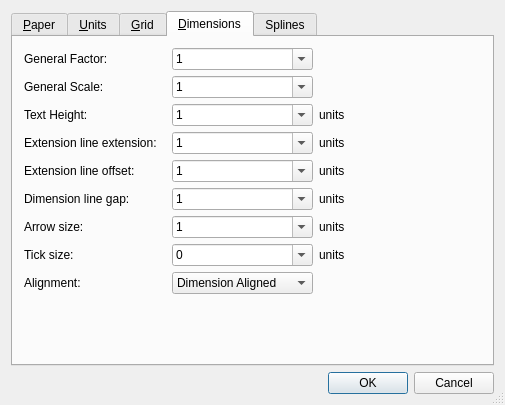
The window that librecad/src/ui/forms/qg_dlgoptionsdrawing.ui (LibreCAD/LibreCAD) describes before a commit, drawn with Qt 5.
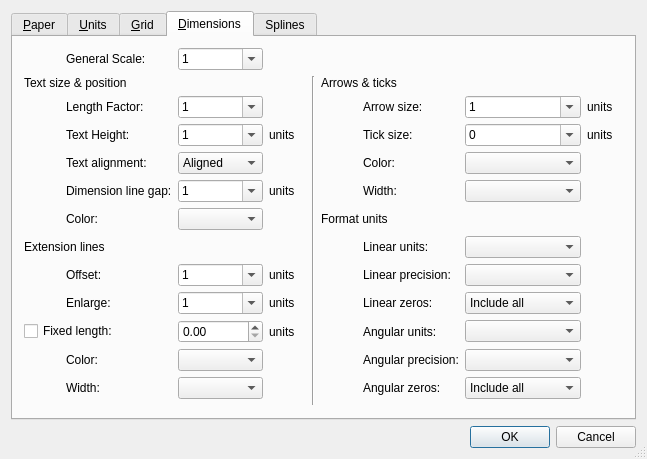
The same window after the commit. Custom widgets are drawn as their Qt base class.

Commit message: WIP: add more options for dimensions, lw ready

What changed in the file:
```diff
--- a/librecad/src/ui/forms/qg_dlgoptionsdrawing.ui
+++ b/librecad/src/ui/forms/qg_dlgoptionsdrawing.ui
@@ -6,8 +6,8 @@
    <rect>
     <x>0</x>
     <y>0</y>
-    <width>505</width>
-    <height>405</height>
+    <width>647</width>
+    <height>457</height>
    </rect>
   </property>
   <property name="windowTitle">
@@ -702,17 +702,100 @@
        <string>&amp;Dimensions</string>
       </attribute>
       <layout class="QGridLayout" name="gridLayout">
-       <item row="0" column="0">
+       <item row="14" column="5">
+        <spacer name="spacer11_2_2">
+         <property name="orientation">
+          <enum>Qt::Vertical</enum>
+         </property>
+         <property name="sizeType">
+          <enum>QSizePolicy::Expanding</enum>
+         </property>
+         <property name="sizeHint" stdset="0">
+          <size>
+           <width>20</width>
+           <height>30</height>
+          </size>
+         </property>
+        </spacer>
+       </item>
+       <item row="3" column="8">
+        <widget class="QLabel" name="lDimUnit6">
+         <property name="text">
+          <string>units</string>
+         </property>
+         <property name="wordWrap">
+          <bool>false</bool>
+         </property>
+        </widget>
+       </item>
+       <item row="2" column="8">
+        <widget class="QLabel" name="lDimUnit5">
+         <property name="text">
+          <string>units</string>
+         </property>
+         <property name="wordWrap">
+          <bool>false</bool>
+         </property>
+        </widget>
+       </item>
+       <item row="7" column="6">
+        <widget class="QLabel" name="lDimLUnit">
+         <property name="text">
+          <string>Linear units:</string>
+         </property>
+         <property name="textFormat">
+          <enum>Qt::PlainText</enum>
+         </property>
+         <property name="wordWrap">
+          <bool>false</bool>
+         </property>
+         <property name="buddy">
+          <cstring>cbLengthFormat</cstring>
+         </property>
+        </widget>
+       </item>
+       <item row="6" column="1">
+        <widget class="QLabel" name="lDimClrT">
+         <property name="text">
+          <string>Color:</string>
+         </property>
+        </widget>
+       </item>
+       <item row="12" column="7">
+        <widget class="QComboBox" name="cbDimAZin">
+         <item>
+          <property name="text">
+           <string>Include all</string>
+          </property>
+         </item>
+         <item>
+          <property name="text">
+           <string>supress leading</string>
+          </property>
+         </item>
+         <item>
+          <property name="text">
+           <string>supress trailing</string>
+          </property>
+         </item>
+         <item>
+          <property name="text">
+           <string>supress all</string>
+          </property>
+         </item>
+        </widget>
+       </item>
+       <item row="2" column="1">
         <widget class="QLabel" name="lDimFactor">
          <property name="text">
-          <string>General Factor:</string>
+          <string>Length Factor:</string>
          </property>
          <property name="wordWrap">
           <bool>false</bool>
          </property>
         </widget>
        </item>
-       <item row="0" column="1">
+       <item row="2" column="2">
         <widget class="QComboBox" name="cbDimFactor">
          <property name="toolTip">
           <string>&lt;html&gt;&lt;head/&gt;&lt;body&gt;&lt;p&gt;Scale to multiply all dimension values.&lt;/p&gt;&lt;/body&gt;&lt;/html&gt;</string>
@@ -790,65 +873,59 @@
          </item>
         </widget>
        </item>
-       <item row="1" column="0">
-        <widget class="QLabel" name="lDimScale">
+       <item row="3" column="6">
+        <widget class="QLabel" name="lDimTsz">
          <property name="text">
-          <string>General Scale:</string>
+          <string>Tick size:</string>
          </property>
          <property name="wordWrap">
           <bool>false</bool>
          </property>
         </widget>
        </item>
-       <item row="1" column="1">
-        <widget class="QComboBox" name="cbDimScale">
-         <property name="toolTip">
-          <string>&lt;html&gt;&lt;head/&gt;&lt;body&gt;&lt;p&gt;Scale to multiply all dimension geometries.&lt;/p&gt;&lt;/body&gt;&lt;/html&gt;</string>
+       <item row="3" column="3">
+        <widget class="QLabel" name="lDimUnit1">
+         <property name="text">
+          <string>units</string>
          </property>
-         <property name="editable">
-          <bool>true</bool>
+         <property name="wordWrap">
+          <bool>false</bool>
          </property>
-         <property name="currentIndex">
-          <number>3</number>
+        </widget>
+       </item>
+       <item row="14" column="0">
+        <spacer name="spacer11">
+         <property name="orientation">
+          <enum>Qt::Vertical</enum>
          </property>
-         <item>
-          <property name="text">
-           <string notr="true">0.1</string>
-          </property>
-         </item>
-         <item>
-          <property name="text">
-           <string notr="true">0.2</string>
-          </property>
-         </item>
-         <item>
-          <property name="text">
-           <string notr="true">0.5</string>
-          </property>
-         </item>
-         <item>
-          <property name="text">
-           <string notr="true">1</string>
-          </property>
-         </item>
-         <item>
-          <property name="text">
-           <string notr="true">2</string>
-          </property>
-         </item>
-         <item>
-          <property name="text">
-           <string notr="true">5</string>
-          </property>
-         </item>
-         <item>
-          <property name="text">
-           <string notr="true">10</string>
-          </property>
-         </item>
+         <property name="sizeType">
+          <enum>QSizePolicy::Expanding</enum>
+         </property>
+         <property name="sizeHint" stdset="0">
+          <size>
+           <width>20</width>
+           <height>30</height>
+          </size>
+         </property>
+        </spacer>
+       </item>
+       <item row="5" column="7">
+        <widget class="QG_WidthBox" name="cbDimLwD"/>
+       </item>
+       <item row="10" column="6">
+        <widget class="QLabel" name="lDimAUnit">
+         <property name="text">
+          <string>Angular units:</string>
+         </property>
+         <property name="wordWrap">
+          <bool>false</bool>
+         </property>
+         <property name="buddy">
+          <cstring>cbAngleFormat</cstring>
+         </property>
         </widget>
        </item>
-       <item row="2" column="0">
+       <item row="3" column="1">
         <widget class="QLabel" name="lDimTextHeight">
          <property name="text">
           <string>Text Height:</string>
@@ -858,7 +935,141 @@
          </property>
         </widget>
        </item>
-       <item row="2" column="1">
+       <item row="9" column="6">
+        <widget class="QLabel" name="lDimZin">
+         <property name="text">
+          <string>Linear zeros:</string>
+         </property>
+        </widget>
+       </item>
+       <item row="3" column="7">
+        <widget class="QComboBox" name="cbDimTsz">
+         <property name="toolTip">
+          <string>&lt;html&gt;&lt;head/&gt;&lt;body&gt;&lt;p&gt;Dimension Tick size. Set it to 0 will disable the dimension tick. Dimension arrow won't be drawn when dimension tick is enabled.&lt;/p&gt;&lt;/body&gt;&lt;/html&gt;</string>
+         </property>
+         <property name="editable">
+          <bool>true</bool>
+         </property>
+         <item>
+          <property name="text">
+           <string notr="true">0</string>
+          </property>
+         </item>
+         <item>
+          <property name="text">
+           <string notr="true">1</string>
+          </property>
+         </item>
+         <item>
+          <property name="text">
+           <string notr="true">2</string>
+          </property>
+         </item>
+         <item>
+          <property name="text">
+           <string notr="true">5</string>
+          </property>
+         </item>
+        </widget>
+       </item>
+       <item row="6" column="5" colspan="3">
+        <widget class="QLabel" name="label_4">
+         <property name="text">
+          <string>Format units</string>
+         </property>
+        </widget>
+       </item>
+       <item row="5" column="2">
+        <widget class="QComboBox" name="cbDimGap">
+         <property name="toolTip">
+          <string>&lt;html&gt;&lt;head/&gt;&lt;body&gt;&lt;p&gt;Distance gap around text&lt;/p&gt;&lt;/body&gt;&lt;/html&gt;</string>
+         </property>
+         <property name="editable">
+          <bool>true</bool>
+         </property>
+         <item>
+          <property name="text">
+           <string notr="true">1</string>
+          </property>
+         </item>
+         <item>
+          <property name="text">
+           <string notr="true">2</string>
+          </property>
+         </item>
+         <item>
+          <property name="text">
+           <string notr="true">5</string>
+          </property>
+         </item>
+        </widget>
+       </item>
+       <item row="0" column="2">
+        <widget class="QComboBox" name="cbDimScale">
+         <property name="toolTip">
+          <string>&lt;html&gt;&lt;head/&gt;&lt;body&gt;&lt;p&gt;Scale to multiply all dimension geometries.&lt;/p&gt;&lt;/body&gt;&lt;/html&gt;</string>
+         </property>
+         <property name="editable">
+          <bool>true</bool>
+         </property>
+         <property name="currentIndex">
+          <number>3</number>
+         </property>
+         <item>
+          <property name="text">
+           <string notr="true">0.1</string>
+          </property>
+         </item>
+         <item>
+          <property name="text">
+           <string notr="true">0.2</string>
+          </property>
+         </item>
+         <item>
+          <property name="text">
+           <string notr="true">0.5</string>
+          </property>
+         </item>
+         <item>
+          <property name="text">
+           <string notr="true">1</string>
+          </property>
+         </item>
+         <item>
+          <property name="text">
+           <string notr="true">2</string>
+          </property>
+         </item>
+         <item>
+          <property name="text">
+           <string notr="true">5</string>
+          </property>
+         </item>
+         <item>
+          <property name="text">
+           <string notr="true">10</string>
+          </property>
+         </item>
+        </widget>
+       </item>
+       <item row="1" column="0" colspan="3">
+        <widget class="QLabel" name="label_2">
+         <property name="text">
+          <string>Text size &amp; position</string>
+         </property>
+        </widget>
+       </item>
+       <item row="0" column="1">
+        <widget class="QLabel" name="lDimScale">
+         <property name="text">
+          <string>General Scale:</string>
+         </property>
+         <property name="wordWrap">
+          <bool>false</bool>
+         </property>
+        </widget>
+       </item>
+       <item row="3" column="2">
         <widget class="QComboBox" name="cbDimTextHeight">
          <property name="editable">
           <bool>true</bool>
@@ -880,27 +1091,13 @@
          </item>
         </widget>
        </item>
-       <item row="2" column="2">
-        <widget class="QLabel" name="lDimUnit1">
-         <property name="text">
-          <string>units</string>
-         </property>
-         <property name="wordWrap">
-          <bool>false</bool>
-         </property>
-        </widget>
+       <item row="8" column="7">
+        <widget class="QComboBox" name="cbDimDec"/>
        </item>
-       <item row="3" column="0">
-        <widget class="QLabel" name="lDimExe">
-         <property name="text">
-          <string>Extension line extension:</string>
-         </property>
-         <property name="wordWrap">
-          <bool>false</bool>
-         </property>
-        </widget>
+       <item row="4" column="7">
+        <widget class="QG_ColorBox" name="cbDimClrD"/>
        </item>
-       <item row="3" column="1">
+       <item row="9" column="2">
         <widget class="QComboBox" name="cbDimExe">
          <property name="editable">
           <bool>true</bool>
@@ -922,28 +1119,11 @@
          </item>
         </widget>
        </item>
-       <item row="3" column="2">
-        <widget class="QLabel" name="lDimUnit2">
-         <property name="text">
-          <string>units</string>
+       <item row="2" column="7">
+        <widget class="QComboBox" name="cbDimAsz">
+         <property name="toolTip">
+          <string>&lt;html&gt;&lt;head/&gt;&lt;body&gt;&lt;p&gt;Dimension arrow size. &lt;a name=&quot;result_box&quot;/&gt;without effect when tick size &lt;a name=&quot;result_box&quot;/&gt;is other than 0&lt;/p&gt;&lt;/body&gt;&lt;/html&gt;</string>
          </property>
-         <property name="wordWrap">
-          <bool>false</bool>
-         </property>
-        </widget>
-       </item>
-       <item row="4" column="0">
-        <widget class="QLabel" name="lDimExo">
-         <property name="text">
-          <string>Extension line offset:</string>
-         </property>
-         <property name="wordWrap">
-          <bool>false</bool>
-         </property>
-        </widget>
-       </item>
-       <item row="4" column="1">
-        <widget class="QComboBox" name="cbDimExo">
          <property name="editable">
           <bool>true</bool>
          </property>
@@ -964,59 +1144,23 @@
          </item>
         </widget>
        </item>
-       <item row="4" column="2">
-        <widget class="QLabel" name="lDimUnit3">
-         <property name="text">
-          <string>units</string>
+       <item row="14" column="1">
+        <spacer name="spacer11_2">
+         <property name="orientation">
+          <enum>Qt::Vertical</enum>
          </property>
-         <property name="wordWrap">
-          <bool>false</bool>
+         <property name="sizeType">
+          <enum>QSizePolicy::Expanding</enum>
          </property>
-        </widget>
-       </item>
-       <item row="5" column="0">
-        <widget class="QLabel" name="lDimGap">
-         <property name="text">
-          <string>Dimension line gap:</string>
+         <property name="sizeHint" stdset="0">
+          <size>
+           <width>20</width>
+           <height>40</height>
+          </size>
          </property>
-         <property name="wordWrap">
-          <bool>false</bool>
-         </property>
-        </widget>
+        </spacer>
        </item>
-       <item row="5" column="1">
-        <widget class="QComboBox" name="cbDimGap">
-         <property name="editable">
-          <bool>true</bool>
-         </property>
-         <item>
-          <property name="text">
-           <string notr="true">1</string>
-          </property>
-         </item>
-         <item>
-          <property name="text">
-           <string notr="true">2</string>
-          </property>
-         </item>
-         <item>
-          <property name="text">
-           <string notr="true">5</string>
-          </property>
-         </item>
-        </widget>
-       </item>
-       <item row="5" column="2">
-        <widget class="QLabel" name="lDimUnit4">
-         <property name="text">
-          <string>units</string>
-         </property>
-         <property name="wordWrap">
-          <bool>false</bool>
-         </property>
-        </widget>
-       </item>
-       <item row="6" column="0">
+       <item row="2" column="6">
         <widget class="QLabel" name="lDimAsz">
          <property name="text">
           <string>Arrow size:</string>
@@ -1026,30 +1170,21 @@
          </property>
         </widget>
        </item>
-       <item row="6" column="1">
-        <widget class="QComboBox" name="cbDimAsz">
-         <property name="editable">
-          <bool>true</bool>
+       <item row="11" column="7">
+        <widget class="QComboBox" name="cbDimAPrec"/>
+       </item>
+       <item row="5" column="6">
+        <widget class="QLabel" name="lDimLwD">
+         <property name="text">
+          <string>Width:</string>
          </property>
-         <item>
-          <property name="text">
-           <string notr="true">1</string>
-          </property>
-         </item>
-         <item>
-          <property name="text">
-           <string notr="true">2</string>
-          </property>
-         </item>
-         <item>
-          <property name="text">
-           <string notr="true">5</string>
-          </property>
-         </item>
         </widget>
        </item>
-       <item row="6" column="2">
-        <widget class="QLabel" name="lDimUnit5">
+       <item row="10" column="7">
+        <widget class="QComboBox" name="cbDimAUnit"/>
+       </item>
+       <item row="5" column="3">
+        <widget class="QLabel" name="lDimUnit4">
          <property name="text">
           <string>units</string>
          </property>
@@ -1058,60 +1193,41 @@
          </property>
         </widget>
        </item>
-       <item row="7" column="0">
-        <widget class="QLabel" name="lDimTsz">
+       <item row="1" column="5" colspan="3">
+        <widget class="QLabel" name="label">
          <property name="text">
-          <string>Tick size:</string>
+          <string>Arrows &amp; ticks</string>
          </property>
-         <property name="wordWrap">
-          <bool>false</bool>
+        </widget>
+       </item>
+       <item row="12" column="6">
+        <widget class="QLabel" name="lDimAZin">
+         <property name="text">
+          <string>Angular zeros:</string>
          </property>
         </widget>
        </item>
-       <item row="7" column="1">
-        <widget class="QComboBox" name="cbDimTsz">
-         <property name="toolTip">
-          <string>&lt;html&gt;&lt;head/&gt;&lt;body&gt;&lt;p&gt;Dimension Tick size. Set it to 0 will disable the dimension tick. Dimension arrow won't be drawn when dimension tick is enabled.&lt;/p&gt;&lt;/body&gt;&lt;/html&gt;</string>
+       <item row="4" column="6">
+        <widget class="QLabel" name="lDimClrD">
+         <property name="text">
+          <string>Color:</string>
          </property>
-         <property name="editable">
-          <bool>true</bool>
-         </property>
-         <item>
-          <property name="text">
-           <string notr="true">0</string>
-          </property>
-         </item>
-         <item>
-          <property name="text">
-           <string notr="true">1</string>
-          </property>
-         </item>
-         <item>
-          <property name="text">
-           <string notr="true">2</string>
-          </property>
-         </item>
-         <item>
-          <property name="text">
-           <string notr="true">5</string>
-          </property>
-         </item>
         </widget>
        </item>
-       <item row="7" column="2">
-        <widget class="QLabel" name="lDimUnit6">
+       <item row="11" column="6">
+        <widget class="QLabel" name="lDimADec">
          <property name="text">
-          <string>units</string>
+          <string>Angular precision:</string>
          </property>
          <property name="wordWrap">
           <bool>false</bool>
          </property>
         </widget>
        </item>
-       <item row="8" column="0">
-        <widget class="QLabel" name="lDimTih">
+       <item row="9" column="1">
+        <widget class="QLabel" name="lDimExe">
          <property name="text">
-          <string>Alignment:</string>
+          <string>Enlarge:</string>
          </property>
          <property name="wordWrap">
           <bool>false</bool>
@@ -1119,6 +1235,38 @@
         </widget>
        </item>
        <item row="8" column="1">
+        <widget class="QLabel" name="lDimExo">
+         <property name="text">
+          <string>Offset:</string>
+         </property>
+         <property name="wordWrap">
+          <bool>false</bool>
+         </property>
+        </widget>
+       </item>
+       <item row="7" column="7">
+        <widget class="QComboBox" name="cbDimLUnit"/>
+       </item>
+       <item row="8" column="6">
+        <widget class="QLabel" name="lDimDec">
+         <property name="text">
+          <string>Linear precision:</string>
+         </property>
+         <property name="textFormat">
+          <enum>Qt::PlainText</enum>
+         </property>
+         <property name="wordWrap">
+          <bool>false</bool>
+         </property>
+         <property name="buddy">
+          <cstring>cbLengthPrecision</cstring>
+         </property>
+        </widget>
+       </item>
+       <item row="6" column="2">
+        <widget class="QG_ColorBox" name="cbDimClrT"/>
+       </item>
+       <item row="4" column="2">
         <widget class="QComboBox" name="cbDimTih">
          <property name="toolTip">
           <string>&lt;html&gt;&lt;head/&gt;&lt;body&gt;&lt;p&gt;Text alignment.&lt;/p&gt;&lt;/body&gt;&lt;/html&gt;</string>
@@ -1126,9 +1274,12 @@
          <property name="editable">
           <bool>false</bool>
          </property>
+         <property name="currentText">
+          <string>Aligned</string>
+         </property>
          <item>
           <property name="text">
-           <string>Dimension Aligned</string>
+           <string>Aligned</string>
           </property>
          </item>
          <item>
@@ -1138,53 +1289,172 @@
          </item>
         </widget>
        </item>
-       <item row="9" column="0">
-        <spacer name="spacer11">
-         <property name="orientation">
-          <enum>Qt::Vertical</enum>
-         </property>
-         <property name="sizeType">
-          <enum>QSizePolicy::Expanding</enum>
-         </property>
-         <property name="sizeHint" stdset="0">
-          <size>
-           <width>20</width>
-           <height>30</height>
-          </size>
-         </property>
-        </spacer>
-       </item>
-       <item row="9" column="1">
-        <spacer name="spacer11_2">
-         <property name="orientation">
-          <enum>Qt::Vertical</enum>
-         </property>
-         <property name="sizeType">
-          <enum>QSizePolicy::Expanding</enum>
-         </property>
-         <property name="sizeHint" stdset="0">
-          <size>
-           <width>20</width>
-           <height>40</height>
-          </size>
-         </property>
-        </spacer>
-       </item>
        <item row="9" column="3">
-        <spacer name="spacer11_2_2">
+        <widget class="QLabel" name="lDimUnit2">
+         <property name="text">
+          <string>units</string>
+         </property>
+         <property name="wordWrap">
+          <bool>false</bool>
+         </property>
+        </widget>
+       </item>
+       <item row="8" column="3">
+        <widget class="QLabel" name="lDimUnit3">
+         <property name="text">
+          <string>units</string>
+         </property>
+         <property name="wordWrap">
+          <bool>false</bool>
+         </property>
+        </widget>
+       </item>
+       <item row="9" column="7">
+        <widget class="QComboBox" name="cbDimZin">
+         <item>
+          <property name="text">
+           <string>Include all</string>
+          </property>
+         </item>
+         <item>
+          <property name="text">
+           <string>Supress in feet</string>
+          </property>
+         </item>
+         <item>
+          <property name="text">
+           <string>Supress in inch</string>
+          </property>
+         </item>
+         <item>
+          <property name="text">
+           <string>supress leading</string>
+          </property>
+         </item>
+         <item>
+          <property name="text">
+           <string>supress trailing</string>
+          </property>
+         </item>
+         <item>
+          <property name="text">
+           <string>supress all</string>
+          </property>
+         </item>
+        </widget>
+       </item>
+       <item row="1" column="4" rowspan="13">
+        <widget class="Line" name="line">
+         <property name="lineWidth">
+          <number>1</number>
+         </property>
          <property name="orientation">
           <enum>Qt::Vertical</enum>
          </property>
-         <property name="sizeType">
-          <enum>QSizePolicy::Expanding</enum>
+        </widget>
+       </item>
+       <item row="8" column="2">
+        <widget class="QComboBox" name="cbDimExo">
+         <property name="toolTip">
+          <string>&lt;html&gt;&lt;head/&gt;&lt;body&gt;&lt;p&gt;Offset from origin point.&lt;/p&gt;&lt;/body&gt;&lt;/html&gt;</string>
          </property>
-         <property name="sizeHint" stdset="0">
-          <size>
-           <width>20</width>
-           <height>30</height>
-          </size>
+         <property name="editable">
+          <bool>true</bool>
          </property>
-        </spacer>
+         <item>
+          <property name="text">
+           <string notr="true">1</string>
+          </property>
+         </item>
+         <item>
+          <property name="text">
+           <string notr="true">2</string>
+          </property>
+         </item>
+         <item>
+          <property name="text">
+           <string notr="true">5</string>
+          </property>
+         </item>
+        </widget>
+       </item>
+       <item row="10" column="3">
+        <widget class="QLabel" name="lDimUnit7">
+         <property name="text">
+          <string>units</string>
+         </property>
+        </widget>
+       </item>
+       <item row="4" column="1">
+        <widget class="QLabel" name="lDimTih">
+         <property name="text">
+          <string>Text alignment:</string>
+         </property>
+         <property name="wordWrap">
+          <bool>false</bool>
+         </property>
+        </widget>
+       </item>
+       <item row="5" column="1">
+        <widget class="QLabel" name="lDimGap">
+         <property name="text">
+          <string>Dimension line gap:</string>
+         </property>
+         <property name="wordWrap">
+          <bool>false</bool>
+         </property>
+        </widget>
+       </item>
+       <item row="7" column="0" colspan="3">
+        <widget class="QLabel" name="label_3">
+         <property name="text">
+          <string>Extension lines</string>
+         </property>
+        </widget>
+       </item>
+       <item row="10" column="0" colspan="2">
+        <widget class="QCheckBox" name="cbDimFxLon">
+         <property name="text">
+          <string>Fixed length:</string>
+         </property>
+         <property name="tristate">
+          <bool>false</bool>
+         </property>
+        </widget>
+       </item>
+       <item row="11" column="1">
+        <widget class="QLabel" name="lDimClrE">
+         <property name="text">
+          <string>Color:</string>
+         </property>
+        </widget>
+       </item>
+       <item row="12" column="1">
+        <widget class="QLabel" name="lDimLwE">
+         <property name="text">
+          <string>Width:</string>
+         </property>
+        </widget>
+       </item>
+       <item row="12" column="2">
+        <widget class="QG_WidthBox" name="cbDimLwE"/>
+       </item>
+       <item row="11" column="2">
+        <widget class="QG_ColorBox" name="cbDimClrE">
+         <property name="toolTip">
+          <string>&lt;html&gt;&lt;head/&gt;&lt;body&gt;&lt;p&gt;fixed extension line legth&lt;/p&gt;&lt;/body&gt;&lt;/html&gt;</string>
+         </property>
+         <property name="editable">
+          <bool>false</bool>
+         </property>
+        </widget>
+       </item>
+       <item row="10" column="2">
+        <widget class="QDoubleSpinBox" name="cbDimFxL">
+         <property name="toolTip">
+          <string>&lt;html&gt;&lt;head/&gt;&lt;body&gt;&lt;p&gt;fixed extension line legth&lt;/p&gt;&lt;/body&gt;&lt;/html&gt;</string>
+         </property>
+        </widget>
        </item>
       </layout>
      </widget>
@@ -1274,6 +1544,18 @@
   </layout>
  </widget>
  <layoutdefault spacing="6" margin="11"/>
+ <customwidgets>
+  <customwidget>
+   <class>QG_ColorBox</class>
+   <extends>QComboBox</extends>
+   <header>../qg_colorbox.h</header>
+  </customwidget>
+  <customwidget>
+   <class>QG_WidthBox</class>
+   <extends>QComboBox</extends>
+   <header>../qg_widthbox.h</header>
+  </customwidget>
+ </customwidgets>
  <tabstops>
   <tabstop>tabWidget</tabstop>
   <tabstop>cbPaperFormat</tabstop>
```
Left out of the diff: 26 changed lines with no effect on the pictures. The commit also changes 9 other files.
